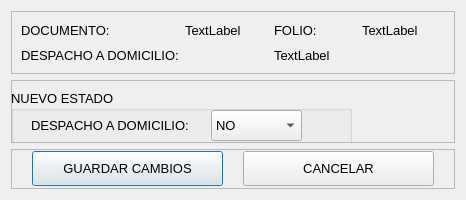
First picture: the form in app/ui/upd_domicilio.ui, repository Huber-Ticona/SAGOT-Vendedor-nueva-interfaz, before the edit.
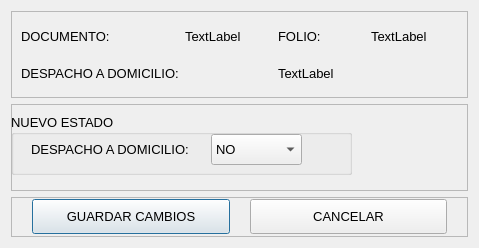
Second picture: the form after the edit.

```diff
--- a/app/ui/upd_domicilio.ui
+++ b/app/ui/upd_domicilio.ui
@@ -6,8 +6,8 @@
    <rect>
     <x>0</x>
     <y>0</y>
-    <width>466</width>
-    <height>200</height>
+    <width>479</width>
+    <height>248</height>
    </rect>
   </property>
   <property name="minimumSize">
```
